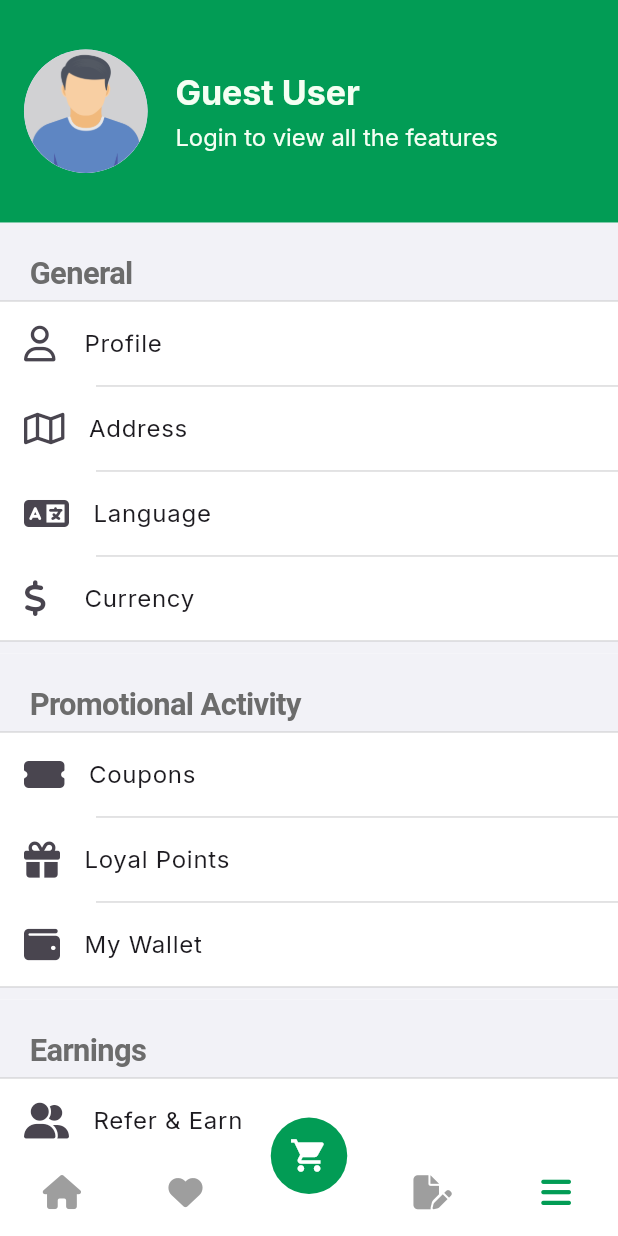
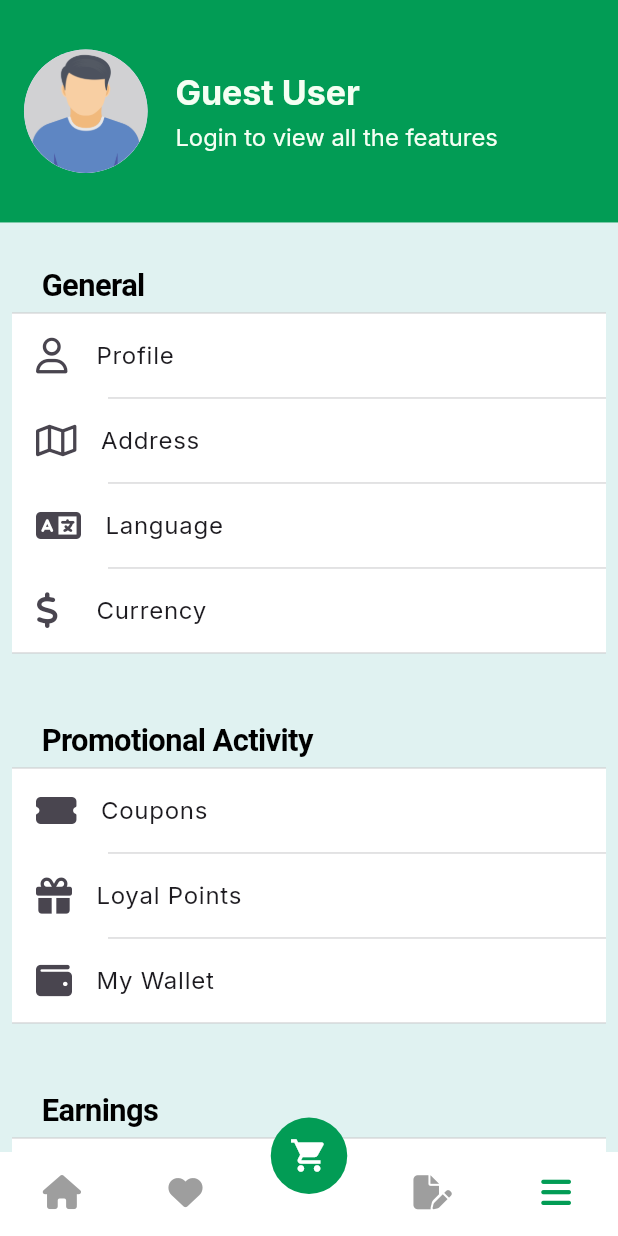
Before and after one commit to Sadman-123/6Bites, a Flutter app: the screen it shows after launch, item 5 of the bottom bar chosen, on a phone screen of 412 x 824 dp. Run offline on Flutter 3.47's test engine with Material 3 defaults, Android fonts, the light colour scheme and no system bars; drawn by our look-alikes of persistent_bottom_nav_bar; our stand-ins replace carousel_slider, flutter_rating_bar, font_awesome_flutter, get, loading_animation_widget; network calls fail.

Commit message:
changes on menu page

```diff
--- a/lib/presentation_layer/ui/screens/app_pages/menu_app.dart
+++ b/lib/presentation_layer/ui/screens/app_pages/menu_app.dart
@@ -33,12 +33,15 @@ class MenuApp extends StatelessWidget{
       ),
       body: SingleChildScrollView(
         child: Container(
-          color: Colors.white,
+          color: Color(0xFFE0F2F1),
           child: Column(
             children: [
               Container(
+                child: Padding(
+                  padding: const EdgeInsets.all(8.0),
                   child: CupertinoListSection(
-                  header: Text('General',style: TextStyle(fontSize: mdw*0.05,fontWeight: FontWeight.bold),),
+                    backgroundColor: Color(0xFFE0F2F1),
+                    header: Text('General',style: TextStyle(fontSize: mdw*0.05,fontWeight: FontWeight.bold,color: Colors.black),),
                     children: [
                      ListTile(
                        title: Text('Profile'),
@@ -60,8 +63,12 @@ class MenuApp extends StatelessWidget{
                     ],
                   ),
                 ),
-              CupertinoListSection(
-                header: Text('Promotional Activity',style: TextStyle(fontSize: mdw*0.05,fontWeight: FontWeight.bold),),
+              ),
+              Padding(
+                padding: const EdgeInsets.all(8.0),
+                child: CupertinoListSection(
+                  backgroundColor: Color(0xFFE0F2F1),
+                  header: Text('Promotional Activity',style: TextStyle(fontSize: mdw*0.05,fontWeight: FontWeight.bold,color: Colors.black),),
                   children: [
                     ListTile(
                       title: Text('Coupons'),
@@ -77,8 +84,12 @@ class MenuApp extends StatelessWidget{
                     ),
                   ],
                 ),
-              CupertinoListSection(
-                header: Text('Earnings',style: TextStyle(fontSize: mdw*0.05,fontWeight: FontWeight.bold),),
+              ),
+              Padding(
+                padding: const EdgeInsets.all(8.0),
+                child: CupertinoListSection(
+                  backgroundColor: Color(0xFFE0F2F1),
+                  header: Text('Earnings',style: TextStyle(fontSize: mdw*0.05,fontWeight: FontWeight.bold,color: Colors.black),),
                   children: [
                     ListTile(
                       title: Text('Refer & Earn'),
@@ -94,8 +105,12 @@ class MenuApp extends StatelessWidget{
                     ),
                   ],
                 ),
-              CupertinoListSection(
-                header: Text('Help & Support',style: TextStyle(fontSize: mdw*0.05,fontWeight: FontWeight.bold),),
+              ),
+              Padding(
+                padding: const EdgeInsets.all(8.0),
+                child: CupertinoListSection(
+                  backgroundColor: Color(0xFFE0F2F1),
+                  header: Text('Help & Support',style: TextStyle(fontSize: mdw*0.05,fontWeight: FontWeight.bold,color: Colors.black),),
                   children: [
                     ListTile(
                       title: Text("Live Chat"),
@@ -124,6 +139,7 @@ class MenuApp extends StatelessWidget{
 
                   ],
                 ),
+              ),
             ],
           ),
           ),
```
Lines whose indentation alone changed are shown as unchanged.
